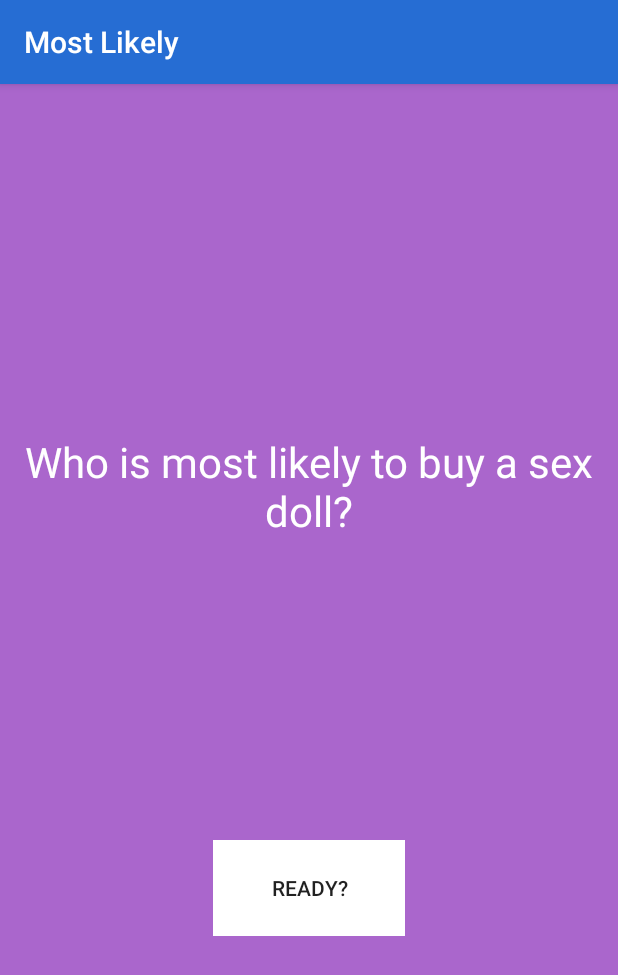
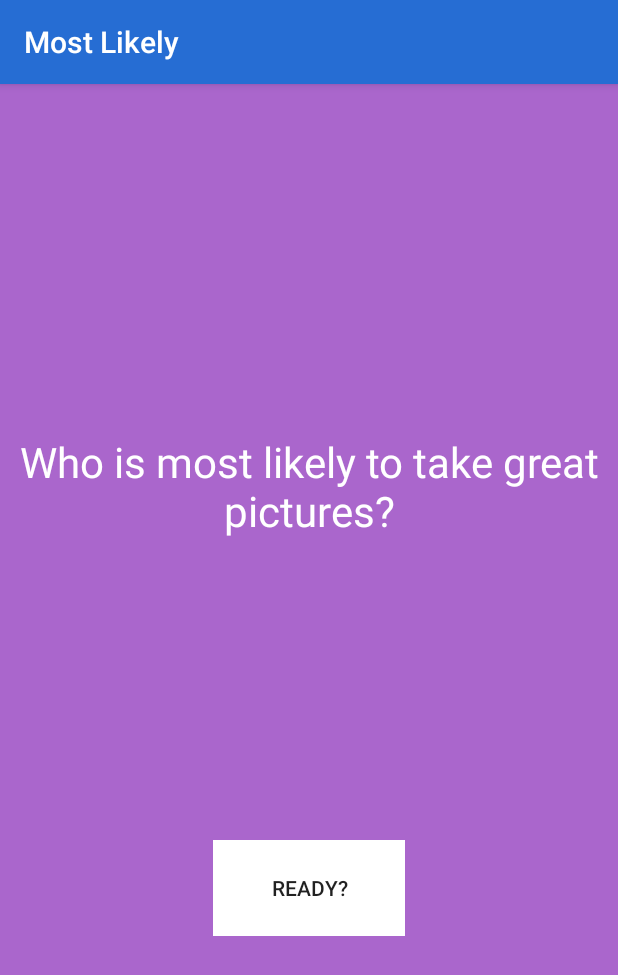
Before and after one commit to camhammel/DrinkUp, an Android app: the MostLikely screen opened directly, with no data from a screen before it, after a tap on "READY?", on a phone screen of 412 x 824 dp. Shown: the top 975 px of the screen. Run offline under Robolectric (Android 15) with nearby library versions, the phone set to English and light mode, and no system bars.

Commit message:
Renamed charades to hollywood, added 50+ texts to Most Likely, fixed a bug in Most Likely that displayed the text "Point" before starting the countdown.

```diff
--- a/app/src/main/java/com/cameronhammel/cam/drinkup/GameSelect.java
+++ b/app/src/main/java/com/cameronhammel/cam/drinkup/GameSelect.java
@@ -22,7 +22,7 @@ public class GameSelect extends AppCompatActivity
         Button eight = findViewById(R.id.button1);
         Button trivia = findViewById(R.id.button2);
         Button mostlikely = findViewById(R.id.button3);
-        Button drinkif = findViewById(R.id.button4);
+        Button hollywood = findViewById(R.id.button4);
 
         eight.setOnClickListener(new View.OnClickListener()
         {
--- a/app/src/main/java/com/cameronhammel/cam/drinkup/MostLikely.java
+++ b/app/src/main/java/com/cameronhammel/cam/drinkup/MostLikely.java
@@ -36,7 +36,7 @@ public class MostLikely extends AppCompatActivity
         mediaPlayer2 = MediaPlayer.create(this, R.raw.bow);
 
         completed = new ArrayList<>();
-        contentArray = new String[25];
+        contentArray = new String[70];
         contentArray[0] = "Who is most likely to black out tonight?";
         contentArray[1] = "Who is most likely to adopt a dog?";
         contentArray[2] = "Who is most likely to not finish their food?";
@@ -62,7 +62,51 @@ public class MostLikely extends AppCompatActivity
         contentArray[22] = "Who is most likely to get an STD?";
         contentArray[23] = "Who is most likely to cry over a movie?";
         contentArray[24] = "Who is most likely to appear in a music video?";
-
+        contentArray[25] = "Who is most likely to take any bet?";
+        contentArray[26] = "Who is most likely to talk to people in a public bathroom?";
+        contentArray[27] = "Who is most likely to join a cult?";
+        contentArray[28] = "Who is most likely to be embarrassed by their parents?";
+        contentArray[29] = "Who is most likely to have a bad yearbook photo?";
+        contentArray[30] = "Who is most likely to believe in superstition?";
+        contentArray[31] = "Who is most likely to run a bar?";
+        contentArray[32] = "Who is most likely to walk into a window?";
+        contentArray[33] = "Who is most likely to get a speeding ticket?";
+        contentArray[34] = "Who is most likely to forget their own birthday?";
+        contentArray[35] = "Who is most likely to fall asleep before midnight on New Year's?";
+        contentArray[36] = "Who is most likely to dress up as a video game character?";
+        contentArray[37] = "Who is most likely to cheat on a test?";
+        contentArray[38] = "Who is most likely to dye their hair?";
+        contentArray[39] = "Who is most likely to offend a stranger?";
+        contentArray[40] = "Who is most likely to get back with their ex?";
+        contentArray[41] = "Who is most likely to not know the day of the week?";
+        contentArray[42] = "Who is most likely to lock their keys in their car?";
+        contentArray[43] = "Who is most likely to bake their friends cookies?";
+        contentArray[44] = "Who is most likely to visit another country first?";
+        contentArray[45] = "Who is most likely to go to work while drunk?";
+        contentArray[46] = "Who is most likely to correct someone's spelling?";
+        contentArray[47] = "Who is most likely to be able to live without a phone?";
+        contentArray[48] = "Who is most likely to use snapchat in the next 10 minutes?";
+        contentArray[49] = "Who is most likely to get worked up about a movie?";
+        contentArray[50] = "Who is most likely to cry while being pulled over by a police officer?";
+        contentArray[51] = "Who is most likely to take horrible pictures?";
+        contentArray[52] = "Who is most likely to take great pictures?";
+        contentArray[53] = "Who is most likely to see two or more movies in a week?";
+        contentArray[54] = "Who is most likely to skip work to drink?";
+        contentArray[55] = "Who is most likely to hurt themselves trying to use fireworks?";
+        contentArray[56] = "Who is most likely to be terrible with computers?";
+        contentArray[57] = "Who is most likely to be youtube-famous?";
+        contentArray[58] = "Who is most likely to lose their wallet at a party?";
+        contentArray[59] = "Who is most likely to want McDonalds at 2:00am?";
+        contentArray[60] = "Who is most likely to see two concerts in a month?";
+        contentArray[61] = "Who is most likely to become a crazy cat person?";
+        contentArray[62] = "Who is most likely to get an expensive haircut?";
+        contentArray[63] = "Who is most likely to get a terrible haircut?";
+        contentArray[64] = "Who is most likely to order multiple desserts at a restaurant?";
+        contentArray[65] = "Who is most likely to order two entrees at a restaurant?";
+        contentArray[66] = "Who is most likely to eat a tub of ice cream?";
+        contentArray[67] = "Who is most likely to fall down the stairs?";
+        contentArray[68] = "Who is most likely to start an arguement?";
+        contentArray[69] = "Who is most likely to lose their keys?";
     }
 
     public void refreshText(View view)
@@ -99,6 +143,7 @@ public class MostLikely extends AppCompatActivity
         }
 
         else {
+            countdown.setText("");
             countdown.setVisibility(View.VISIBLE);
             activate.setVisibility(View.INVISIBLE);
 
--- a/app/src/main/res/layout/activity_game_select.xml
+++ b/app/src/main/res/layout/activity_game_select.xml
@@ -57,7 +57,7 @@
             android:layout_width="match_parent"
             android:layout_height="wrap_content"
             android:layout_margin="16dp"
-            android:text="Charades"
+            android:text="Hollywood"
             android:backgroundTint="#999999"
             android:backgroundTintMode="src_over"
             tools:targetApi="m" />
--- a/app/src/main/res/mipmap-anydpi-v26/ic_launcher.xml
+++ /dev/null
@@ -1,5 +0,0 @@
-<?xml version="1.0" encoding="utf-8"?>
-<adaptive-icon xmlns:android="http://schemas.android.com/apk/res/android">
-    <background android:drawable="@drawable/ic_launcher_background" />
-    <foreground android:drawable="@drawable/ic_launcher_foreground" />
-</adaptive-icon>
--- a/app/src/main/res/mipmap-anydpi-v26/ic_launcher_round.xml
+++ /dev/null
@@ -1,5 +0,0 @@
-<?xml version="1.0" encoding="utf-8"?>
-<adaptive-icon xmlns:android="http://schemas.android.com/apk/res/android">
-    <background android:drawable="@drawable/ic_launcher_background" />
-    <foreground android:drawable="@drawable/ic_launcher_foreground" />
-</adaptive-icon>
```
